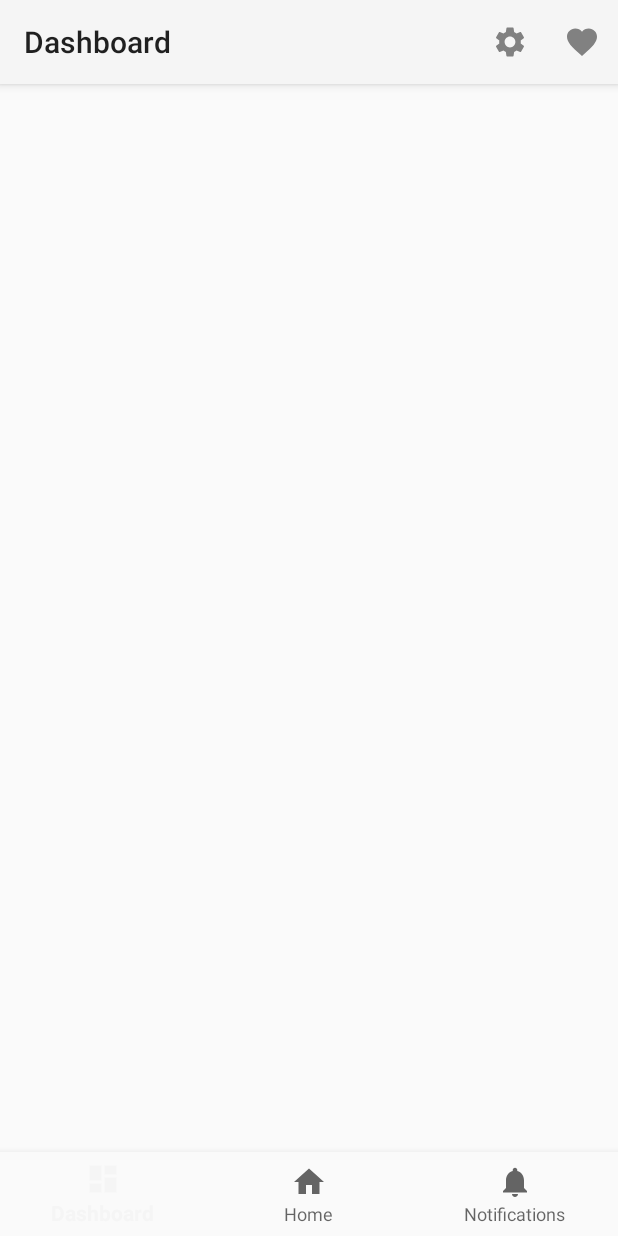
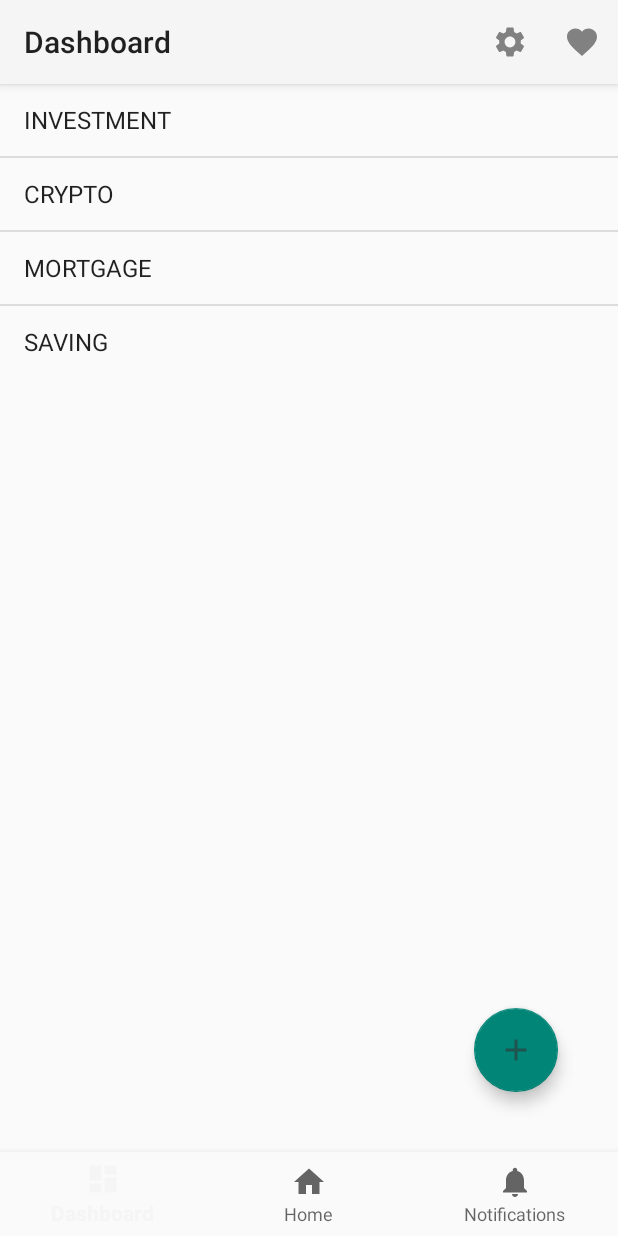
Before and after one commit to pelusodan/WalletGuru, an Android app: the screen it shows after launch (MainActivity), after a tap on "Settings", on a phone screen of 412 x 824 dp. Run offline under Robolectric (Android 15) with nearby library versions, the light colour scheme and no system bars; our stand-ins replace Room's generated code, navigation-ui; libraries missing offline, so code that uses them is left out: com.kirkbushman.araw.

Commit message:
creating local database service and account model

```diff
--- a/app/src/main/AndroidManifest.xml
+++ b/app/src/main/AndroidManifest.xml
@@ -5,6 +5,7 @@
     <uses-permission android:name="android.permission.INTERNET" />
 
     <application
+        android:name=".MainApplication"
         android:allowBackup="true"
         android:icon="@mipmap/ic_launcher"
         android:label="@string/app_name"
--- a/app/src/main/java/com/peluso/walletguru/MainActivity.kt
+++ b/app/src/main/java/com/peluso/walletguru/MainActivity.kt
@@ -36,6 +36,8 @@ class MainActivity : AppCompatActivity() {
         setupActionBarWithNavController(navController, appBarConfiguration)
         navView.setupWithNavController(navController)
         viewModel = ViewModelProvider(this).get(MainViewModel::class.java)
+        // immediately after creating the viewmodel we set up the viewmodel to use it
+        viewModel.setDatabase((application as MainApplication).getDb().dao())
     }
 
     override fun onCreateOptionsMenu(menu: Menu?): Boolean {
--- /dev/null
+++ b/app/src/main/java/com/peluso/walletguru/MainApplication.kt
@@ -0,0 +1,82 @@
+package com.peluso.walletguru
+
+import android.app.Application
+import android.util.Log
+import androidx.room.Room
+import com.peluso.walletguru.database.AccountsDatabase
+import com.peluso.walletguru.model.AccountDto
+import java.time.Instant
+import java.util.*
+import kotlin.concurrent.thread
+
+class MainApplication : Application() {
+
+
+    private lateinit var db: AccountsDatabase
+    private val TAG: String = this.javaClass.name
+
+    override fun onCreate() {
+        Log.wtf(TAG, "Application created")
+        db = Room.databaseBuilder(
+            applicationContext,
+            AccountsDatabase::class.java,
+            "accounts-database"
+        )
+            .fallbackToDestructiveMigration()
+            .build()
+        super.onCreate()
+        // for testing, we add some account balance updates
+        testAddAccount()
+    }
+
+    private fun testAddAccount() {
+        thread {
+            db.dao().updateBalance(
+                AccountDto(
+                    accountBalance = 100f,
+                    accountName = "investment",
+                    percentChange = 0f,
+                    date = System.currentTimeMillis()
+                ),
+                AccountDto(
+                    accountBalance = 103f,
+                    accountName = "investment",
+                    // percent change equation
+                    percentChange = 100f * ((103f - 100f) / 100f),
+                    date = System.currentTimeMillis() + 2000L
+                ),
+                AccountDto(
+                    accountBalance = 1f,
+                    accountName = "crypto",
+                    // percent change equation
+                    percentChange = 100f * ((103f - 100f) / 100f),
+                    date = System.currentTimeMillis()
+                ),
+                AccountDto(
+                    accountBalance = 2f,
+                    accountName = "crypto",
+                    // percent change equation
+                    percentChange = 100f * ((103f - 100f) / 100f),
+                    date = System.currentTimeMillis() + 1000L
+                ),
+                AccountDto(
+                    accountBalance = 5f,
+                    accountName = "mortgage",
+                    // percent change equation
+                    percentChange = 100f * ((103f - 100f) / 100f),
+                    date = System.currentTimeMillis() + 1000L
+                ),
+                AccountDto(
+                    accountBalance = 30f,
+                    accountName = "saving",
+                    // percent change equation
+                    percentChange = 100f * ((103f - 100f) / 100f),
+                    date = System.currentTimeMillis() + 1000L
+                )
+            )
+        }
+    }
+
+
+    fun getDb(): AccountsDatabase = db
+}
--- /dev/null
+++ b/app/src/main/java/com/peluso/walletguru/database/AccountsDao.kt
@@ -0,0 +1,20 @@
+package com.peluso.walletguru.database
+
+import androidx.room.Dao
+import androidx.room.Insert
+import androidx.room.Query
+import com.peluso.walletguru.model.AccountDto
+
+@Dao
+interface AccountsDao {
+
+    @Query("SELECT * FROM accountDto")
+    fun getAllAccounts(): List<AccountDto>
+
+    @Insert
+    fun updateBalance(vararg accounts: AccountDto)
+
+    @Query("SELECT * FROM accountDto WHERE account_name = :accountName")
+    fun getLedgerFromAccount(accountName: String): List<AccountDto>
+
+}
--- /dev/null
+++ b/app/src/main/java/com/peluso/walletguru/database/AccountsDatabase.kt
@@ -0,0 +1,10 @@
+package com.peluso.walletguru.database
+
+import androidx.room.Database
+import androidx.room.RoomDatabase
+import com.peluso.walletguru.model.AccountDto
+
+@Database(entities = [AccountDto::class], version = 1)
+abstract class AccountsDatabase : RoomDatabase() {
+    abstract fun dao(): AccountsDao
+}
--- a/app/src/main/java/com/peluso/walletguru/model/Account.kt
+++ b/app/src/main/java/com/peluso/walletguru/model/Account.kt
@@ -1,13 +1,12 @@
 package com.peluso.walletguru.model
 
 import com.kirkbushman.araw.models.Submission
-
 
 /**
  * Class which represents a financial account to be tracked in our application. An account is linked
  * to certain subreddits, and based on the performance of the account these posts are prioritized
  */
-class Account(val type: AccountType) {
+class Account(val type: AccountType, val currentBalance: Float) {
 
     //TODO: make this able to be stored in a sqlite database or in sharedprefs so we can save a user's
     // balance over time
@@ -20,3 +19,9 @@ class Account(val type: AccountType) {
         }
     }
 }
+
+// TODO: as we add more mandatory fields to the accounts, we'll update this function to add to the constructor
+fun List<AccountDto>.toAccounts(): List<Account> {
+    return this.map { Account(it.accountName.toAccountType(), it.accountBalance) }
+
+}
--- /dev/null
+++ b/app/src/main/java/com/peluso/walletguru/model/AccountDto.kt
@@ -0,0 +1,16 @@
+package com.peluso.walletguru.model
+
+import androidx.room.ColumnInfo
+import androidx.room.Entity
+import androidx.room.PrimaryKey
+
+@Entity
+data class AccountDto(
+    @ColumnInfo(name = "account_name") val accountName: String,
+    @ColumnInfo(name = "account_balance") val accountBalance: Float,
+    @ColumnInfo(name = "percent_change") val percentChange: Float,
+    @ColumnInfo(name = "date") val date: Long
+) {
+    @PrimaryKey(autoGenerate = true)
+    var accountId: Int = 0
+}
--- a/app/src/main/java/com/peluso/walletguru/model/AccountType.kt
+++ b/app/src/main/java/com/peluso/walletguru/model/AccountType.kt
@@ -5,12 +5,29 @@ package com.peluso.walletguru.model
  * for users. Each list represents which subreddits are included in the category
  * of each account
  */
-enum class AccountType(val subreddits: List<String>) {
-    CREDIT_CARD(listOf("CreditCards", "CRedit")),
-    INVESTMENT(listOf("investment", "investing")),
-    MORTGAGE(listOf("realestateinvesting", "personalfinance")),
-    CRYPTO(listOf("CryptoCurrency", "Bitcoin", "ethereum")),
-    CHECKING(listOf("personalfinance")),
-    SAVING(listOf("Frugal", "financialindependence", "povertyfinance")),
-    REALESTATE(listOf("realestateinvesting"))
+enum class AccountType(val subreddits: List<String>, val tableName: String) {
+    CREDIT_CARD(listOf("CreditCards", "CRedit"), "credit_card"),
+    INVESTMENT(listOf("investment", "investing"), "investment"),
+    MORTGAGE(listOf("realestateinvesting", "personalfinance"), "mortgage"),
+    CRYPTO(listOf("CryptoCurrency", "Bitcoin", "ethereum"), "crypto"),
+    CHECKING(listOf("personalfinance"), "checking"),
+    SAVING(listOf("Frugal", "financialindependence", "povertyfinance"), "saving"),
+    REALESTATE(listOf("realestateinvesting"), "real_estate")
 }
+
+/**
+ * Extension function for making an account type from table string (for serialization)
+ */
+fun String.toAccountType(): AccountType {
+    return when (this) {
+        AccountType.CREDIT_CARD.tableName -> AccountType.CREDIT_CARD
+        AccountType.INVESTMENT.tableName -> AccountType.INVESTMENT
+        AccountType.MORTGAGE.tableName -> AccountType.MORTGAGE
+        AccountType.CRYPTO.tableName -> AccountType.CRYPTO
+        AccountType.CHECKING.tableName -> AccountType.CHECKING
+        AccountType.SAVING.tableName -> AccountType.SAVING
+        AccountType.REALESTATE.tableName -> AccountType.REALESTATE
+        //TODO: make a better null checker here
+        else -> AccountType.REALESTATE
+    }
+}
--- a/app/src/main/java/com/peluso/walletguru/ui/DashboardFragment.kt
+++ b/app/src/main/java/com/peluso/walletguru/ui/DashboardFragment.kt
@@ -4,18 +4,55 @@ import android.os.Bundle
 import android.view.LayoutInflater
 import android.view.View
 import android.view.ViewGroup
+import android.widget.ArrayAdapter
+import android.widget.ListView
 import androidx.fragment.app.Fragment
+import androidx.lifecycle.Observer
+import androidx.lifecycle.ViewModelProvider
+import com.google.android.material.floatingactionbutton.FloatingActionButton
 import com.peluso.walletguru.R
+import com.peluso.walletguru.viewmodel.MainViewModel
+import com.peluso.walletguru.viewstate.MainViewState
 
 class DashboardFragment : Fragment() {
 
+    private lateinit var viewModel: MainViewModel
+    private lateinit var listView: ListView
 
     override fun onCreateView(
-            inflater: LayoutInflater,
-            container: ViewGroup?,
-            savedInstanceState: Bundle?
+        inflater: LayoutInflater,
+        container: ViewGroup?,
+        savedInstanceState: Bundle?
     ): View? {
         val root = inflater.inflate(R.layout.fragment_dashboard, container, false)
+        initViews(root)
+        viewModel =
+            ViewModelProvider(requireActivity()).get(MainViewModel::class.java)
         return root
     }
+
+    private fun initViews(view: View) {
+        val syncButton: FloatingActionButton = view.findViewById(R.id.sync_accounts_button)
+        listView = view.findViewById(R.id.accounts_listview)
+        syncButton.setOnClickListener {
+            //TODO: make this pop up dialog to add account
+        }
+    }
+
+    override fun onViewCreated(view: View, savedInstanceState: Bundle?) {
+        viewModel.viewState.observe(viewLifecycleOwner, Observer {
+            handleViewState(it)
+        })
+    }
+
+    private fun handleViewState(state: MainViewState?) {
+        state?.let {
+            //TODO: make our own view for this so we can show balance AND acct name
+            listView.adapter = ArrayAdapter(
+                requireContext(),
+                android.R.layout.simple_list_item_1,
+                it.userAccounts.map { it.type.name }
+            )
+        }
+    }
 }
--- a/app/src/main/java/com/peluso/walletguru/ui/HomeFragment.kt
+++ b/app/src/main/java/com/peluso/walletguru/ui/HomeFragment.kt
@@ -75,7 +75,8 @@ class HomeFragment : Fragment() {
             Observer { viewState -> handleViewState(viewState) })
     }
 
-    private fun handleViewState(viewState: MainViewState) {
+    private fun handleViewState(viewState: MainViewState?) {
+        viewState?.let { viewState ->
             // showing loading
             progressBar.visibility = if (viewState.isLoading) VISIBLE else GONE
             // give the submissions to our recyclerview adapter, also live updates
@@ -95,6 +96,7 @@ class HomeFragment : Fragment() {
                         }
             }
         }
+    }
 
     private fun launchDetailView(cell: SubmissionCell) {
         //TODO: make this launch an expanded view of the submission
--- a/app/src/main/java/com/peluso/walletguru/viewmodel/MainViewModel.kt
+++ b/app/src/main/java/com/peluso/walletguru/viewmodel/MainViewModel.kt
@@ -1,11 +1,15 @@
 package com.peluso.walletguru.viewmodel
 
 import android.content.Context
+import android.util.Log
 import androidx.lifecycle.LiveData
 import androidx.lifecycle.MutableLiveData
 import androidx.lifecycle.ViewModel
 import com.kirkbushman.araw.models.Submission
+import com.peluso.walletguru.database.AccountsDao
+import com.peluso.walletguru.model.AccountDto
 import com.peluso.walletguru.model.AccountType
+import com.peluso.walletguru.model.toAccounts
 import com.peluso.walletguru.reddit.RedditHelper
 import com.peluso.walletguru.ui.recyclerview.SubmissionCell
 import com.peluso.walletguru.viewstate.MainViewState
@@ -13,6 +17,7 @@ import kotlin.concurrent.thread
 
 class MainViewModel : ViewModel() {
 
+    private lateinit var mDao: AccountsDao
     private val _viewState: MutableLiveData<MainViewState> = MutableLiveData()
     val viewState: LiveData<MainViewState> = _viewState
 
@@ -20,14 +25,11 @@ class MainViewModel : ViewModel() {
 
     fun initRedditHelper(context: Context) {
         thread {
-            if (_viewState.value == null) {
-                _viewState.postValue(MainViewState(isLoading = true))
+            viewState.value?.let { state ->
                 redditHelper = RedditHelper(context).apply {
                     getSubmissionsFromAccountTypes(
-                        AccountType.INVESTMENT,
-                        AccountType.CRYPTO,
-                        AccountType.REALESTATE
-                    )?.let { orderSubmissions(it) }
+                        *state.userAccounts.map { it.type }.toTypedArray()
+                    ).let { orderSubmissions(it) }
                 }
             }
         }
@@ -51,4 +53,38 @@ class MainViewModel : ViewModel() {
         _viewState.postValue(_viewState.value!!.addToFavorites(cell, bool))
     }
 
+    fun setDatabase(dao: AccountsDao) {
+        mDao = dao
+        // as soon as we get the user dao, we update our viewstate to hold the user's accounts in a map
+        setAccounts()
+    }
+
+    private fun setAccounts() {
+        thread {
+            val balances = mDao.getAllAccounts()
+            val orderedBalances = orderBalances(balances)
+            Log.wtf("TAG", balances.map { it.toString() + "\n\n" }.reduce { acc, s -> acc + s })
+            // FIRST VIEWSTATE UPDATE - WILL NOT BE NULL AFTER THIS POINT (should use copy)
+            _viewState.postValue(
+                MainViewState(
+                    currentAccountBalances = orderedBalances,
+                    ledger = balances,
+                    userAccounts = orderedBalances.toAccounts()
+                )
+            )
+        }
+    }
+
+    private fun orderBalances(balances: List<AccountDto>): List<AccountDto> {
+        val map = mutableMapOf<String, AccountDto>()
+        balances.forEach { currBalance ->
+            map[currBalance.accountName]?.let { max ->
+                if (currBalance.date > max.date) map[currBalance.accountName] = currBalance
+            } ?: kotlin.run {
+                map[currBalance.accountName] = currBalance
+            }
+        }
+        return map.values.toList()
+    }
+
 }
--- a/app/src/main/java/com/peluso/walletguru/viewstate/MainViewState.kt
+++ b/app/src/main/java/com/peluso/walletguru/viewstate/MainViewState.kt
@@ -1,6 +1,8 @@
 package com.peluso.walletguru.viewstate
 
 import com.kirkbushman.araw.models.Submission
+import com.peluso.walletguru.model.Account
+import com.peluso.walletguru.model.AccountDto
 import com.peluso.walletguru.model.AccountType
 import com.peluso.walletguru.ui.recyclerview.SubmissionCell
 
@@ -14,7 +16,13 @@ data class MainViewState(
     // use this to decide when to render the progressview on the main page
     val isLoading: Boolean = false,
     // to track the current favorites of the user (should import from local database)
-    val favorites: List<SubmissionCell> = listOf()
+    val favorites: List<SubmissionCell> = listOf(),
+    // to track the account  information for the left screen (accounts, balances)
+    val currentAccountBalances: List<AccountDto> = listOf(),
+    // to track the logged transactions the user has made
+    val ledger: List<AccountDto> = listOf(),
+    // MAIN ACCOUNT LIST - this is where we get the proper account information to mess with
+    val userAccounts: List<Account> = listOf()
 ) {
     fun removeSubmissionAt(position: Int): MainViewState {
         val mutableList: MutableList<Submission> = submissions as MutableList<Submission>
--- /dev/null
+++ b/app/src/main/res/drawable-anydpi/ic_add.xml
@@ -0,0 +1,11 @@
+<vector xmlns:android="http://schemas.android.com/apk/res/android"
+    android:width="24dp"
+    android:height="24dp"
+    android:viewportWidth="24"
+    android:viewportHeight="24"
+    android:tint="#333333"
+    android:alpha="0.6">
+  <path
+      android:fillColor="@android:color/white"
+      android:pathData="M19,13h-6v6h-2v-6H5v-2h6V5h2v6h6v2z"/>
+</vector>
--- a/app/src/main/res/layout/fragment_dashboard.xml
+++ b/app/src/main/res/layout/fragment_dashboard.xml
@@ -6,17 +6,21 @@
     android:layout_height="match_parent"
     tools:context=".ui.DashboardFragment">
 
-    <TextView
-        android:id="@+id/text_dashboard"
+    <ListView
+        android:id="@+id/accounts_listview"
         android:layout_width="match_parent"
         android:layout_height="wrap_content"
-        android:layout_marginStart="8dp"
-        android:layout_marginTop="8dp"
-        android:layout_marginEnd="8dp"
-        android:textAlignment="center"
-        android:textSize="20sp"
-        app:layout_constraintBottom_toBottomOf="parent"
+        android:orientation="vertical"
         app:layout_constraintEnd_toEndOf="parent"
         app:layout_constraintStart_toStartOf="parent"
         app:layout_constraintTop_toTopOf="parent" />
+
+    <com.google.android.material.floatingactionbutton.FloatingActionButton
+        android:id="@+id/sync_accounts_button"
+        android:layout_width="wrap_content"
+        android:layout_height="wrap_content"
+        android:layout_margin="40dp"
+        android:src="@drawable/ic_add"
+        app:layout_constraintBottom_toBottomOf="parent"
+        app:layout_constraintEnd_toEndOf="parent" />
 </androidx.constraintlayout.widget.ConstraintLayout>
```
Also changed, not shown: app/build.gradle (+7 -0 lines), app/src/main/res/drawable-hdpi/ic_add.png (added), app/src/main/res/drawable-mdpi/ic_add.png (added), app/src/main/res/drawable-xhdpi/ic_add.png (added), app/src/main/res/drawable-xxhdpi/ic_add.png (added). Lines whose indentation alone changed are shown as unchanged.
